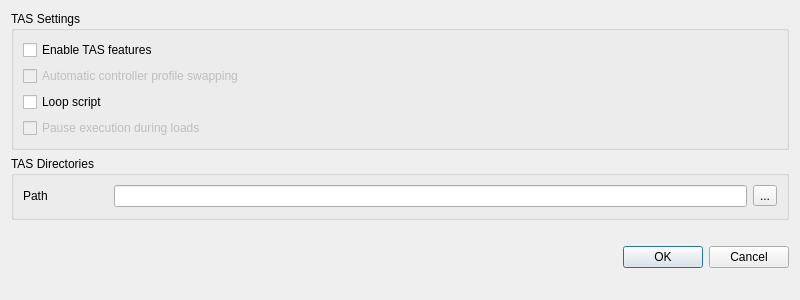
Before: the Qt Designer form src/yuzu/configuration/configure_tas.ui in rorrim-rorrim/eden-alt, drawn with Qt 5.
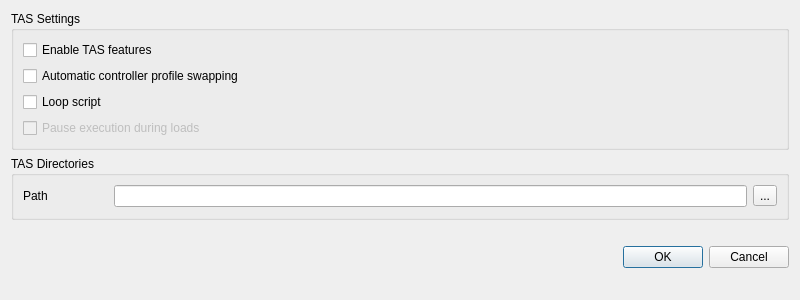
After: the same form once the commit is applied.

The edit to the form file:
```diff
--- a/src/yuzu/configuration/configure_tas.ui
+++ b/src/yuzu/configuration/configure_tas.ui
@@ -31,9 +31,6 @@
                 </item>
                 <item row="1" column="0" colspan="4">
                   <widget class="QCheckBox" name="tas_control_swap">
-                    <property name="enabled">
-                      <bool>false</bool>
-                    </property>
                     <property name="text">
                       <string>Automatic controller profile swapping</string>
                     </property>
```
